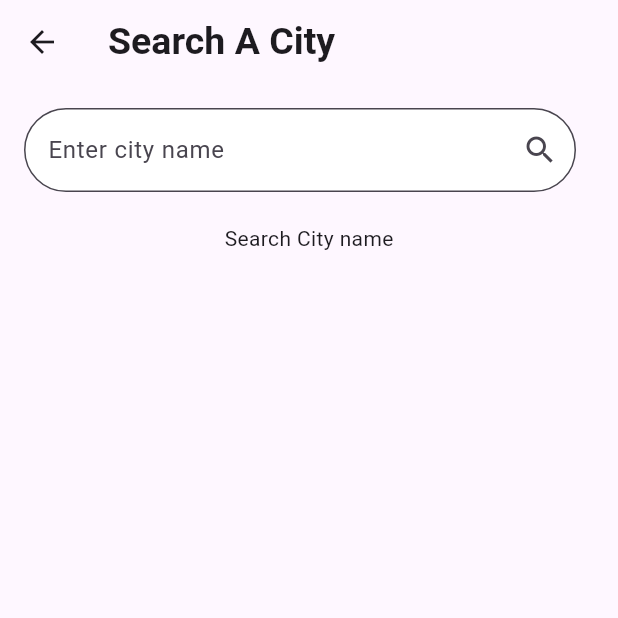
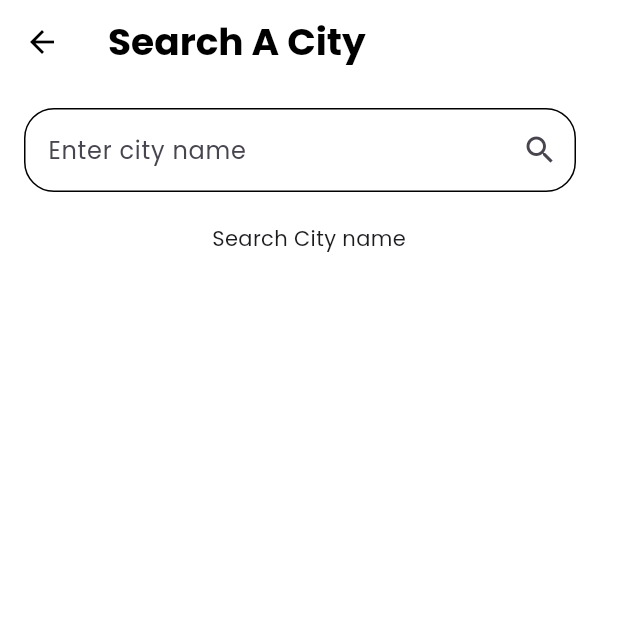
Before and after one commit to mysteriousarmy24/easy-weather, a Flutter app: the SearchWeather screen opened directly, on a phone screen of 412 x 824 dp, the top half of it. Run offline on Flutter 3.47's test engine with Material 3 defaults, Android fonts, the phone set to English and light mode, and no system bars; our stand-ins replace flutter_dotenv, geocoding, geolocator, google_fonts, lottie, shared_preferences; accounts and stored records are empty.

Commit message:
Setup dark and light mode

```diff
--- a/lib/Pages/search_weather.dart
+++ b/lib/Pages/search_weather.dart
@@ -12,7 +12,7 @@ class SearchWeather extends StatefulWidget {
 }
 
 class _SearchWeatherState extends State<SearchWeather> {
-  WeatherService _weatherService = WeatherService(
+  final WeatherService _weatherService = WeatherService(
     apiKey: dotenv.env['OPEN_WETHER_API_KEY'] ??  " ",
   );
   Weather? _weather;
@@ -35,9 +35,9 @@ class _SearchWeatherState extends State<SearchWeather> {
     });
     return;
   }
-  final newWeather = await _weatherService.getWeather(city);
+  _weather = await _weatherService.getWeather(city);
   setState(() {
-    _weather = newWeather;
+   // _weather = newWeather;
     error= null;
   });
 }  catch (e) {
--- a/lib/Services/get_location.dart
+++ b/lib/Services/get_location.dart
@@ -10,7 +10,7 @@ class GetLocation {
     }
     //get currunt position
     Position position = await Geolocator.getCurrentPosition(
-      desiredAccuracy: LocationAccuracy.high,
+      desiredAccuracy: LocationAccuracy.best,
     );
     print("latitude: ${position.latitude}");
     print("longitude: ${position.longitude}");
--- /dev/null
+++ b/lib/utilities/theme.dart
@@ -0,0 +1,82 @@
+import 'package:flutter/material.dart';
+import 'package:google_fonts/google_fonts.dart';
+
+class ThemeDataModes {
+  // Light and Dark Theme
+  final ThemeData lightTheme = ThemeData(
+    brightness: Brightness.light,
+    fontFamily: GoogleFonts.poppins().fontFamily,
+    primarySwatch: Colors.blue,
+    appBarTheme: AppBarTheme(
+      backgroundColor: Colors.white,
+      titleTextStyle: TextStyle(
+        fontFamily: GoogleFonts.poppins().fontFamily,
+        color: Colors.black,
+        fontSize: 20,
+      ),
+      iconTheme: const IconThemeData(
+        color: Colors.black,
+      ),
+    ),
+    inputDecorationTheme: InputDecorationTheme(
+      border: OutlineInputBorder(
+        borderRadius: BorderRadius.circular(20),
+        borderSide: const BorderSide(
+          color: Colors.black,
+        ),
+      ),
+      focusedBorder: OutlineInputBorder(
+        borderRadius: BorderRadius.circular(20),
+        borderSide: const BorderSide(
+          color: Colors.black,
+        ),
+      ),
+      enabledBorder: OutlineInputBorder(
+        borderRadius: BorderRadius.circular(20),
+        borderSide: const BorderSide(
+          color: Colors.black,
+        ),
+      ),
+    ),
+    scaffoldBackgroundColor: Colors.white,
+  );
+
+  final ThemeData darkTheme = ThemeData(
+    brightness: Brightness.dark,
+    fontFamily: GoogleFonts.poppins().fontFamily,
+    primarySwatch: Colors.deepPurple,
+    appBarTheme: AppBarTheme(
+      backgroundColor: const Color.fromARGB(255, 21, 21, 21),
+      titleTextStyle: TextStyle(
+        color: Colors.white,
+        fontFamily: GoogleFonts.poppins().fontFamily,
+        fontSize: 20,
+      ),
+      iconTheme: const IconThemeData(
+        color: Colors.white,
+      ),
+    ),
+    inputDecorationTheme: InputDecorationTheme(
+
+      border: OutlineInputBorder(
+        borderRadius: BorderRadius.circular(20),
+        borderSide: const BorderSide(
+          color: Colors.white,
+        ),
+      ),
+      focusedBorder: OutlineInputBorder(
+        borderRadius: BorderRadius.circular(20),
+        borderSide: const BorderSide(
+          color: Colors.white,
+        ),
+      ),
+      enabledBorder: OutlineInputBorder(
+        borderRadius: BorderRadius.circular(20),
+        borderSide: const BorderSide(
+          color: Colors.white,
+        ),
+      ),
+    ),
+    scaffoldBackgroundColor: const Color.fromARGB(255, 21, 21, 21),
+  );
+}
--- a/lib/utilities.dart
+++ b/lib/utilities/utilities.dart
@@ -1,4 +1,3 @@
-import 'package:flutter/material.dart';
 
 class UtilFunctions {
   String getWeatherAnimation({required String condition}) {
--- a/lib/widgets/display_weather.dart
+++ b/lib/widgets/display_weather.dart
@@ -1,5 +1,5 @@
 import 'package:easy_wheather/models/weather.dart';
-import 'package:easy_wheather/utilities.dart';
+import 'package:easy_wheather/utilities/utilities.dart';
 import 'package:flutter/material.dart';
 import 'package:lottie/lottie.dart';
 
@@ -57,6 +57,7 @@ class DisplayWeather extends StatelessWidget {
                         style: TextStyle(
                           fontSize: 15,
                           fontWeight: FontWeight.w400,
+                          color: Colors.black
                         ),
                       ),
                       Text(
@@ -73,6 +74,7 @@ class DisplayWeather extends StatelessWidget {
                         style: TextStyle(
                           fontSize: 15,
                           fontWeight: FontWeight.w400,
+                          color: Colors.black
                         ),
                       ),
                       Text(
@@ -89,6 +91,7 @@ class DisplayWeather extends StatelessWidget {
                         style: TextStyle(
                           fontSize: 15,
                           fontWeight: FontWeight.w400,
+                          color: Colors.black
                         ),
                       ),
                       Text(
```
Also changed, not shown: lib/Pages/home_screen.dart (+21 -3 lines), lib/Services/theme_persistance.dart (added, +17 -0 lines), lib/main.dart (+6 -2 lines), lib/provider/theme_provider.dart (added, +38 -0 lines), 1 other file.
